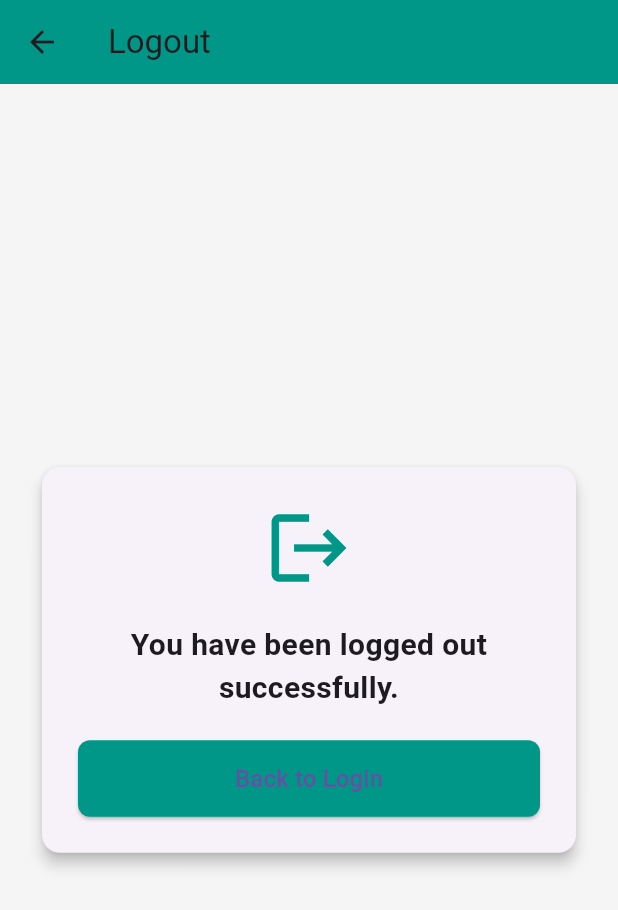
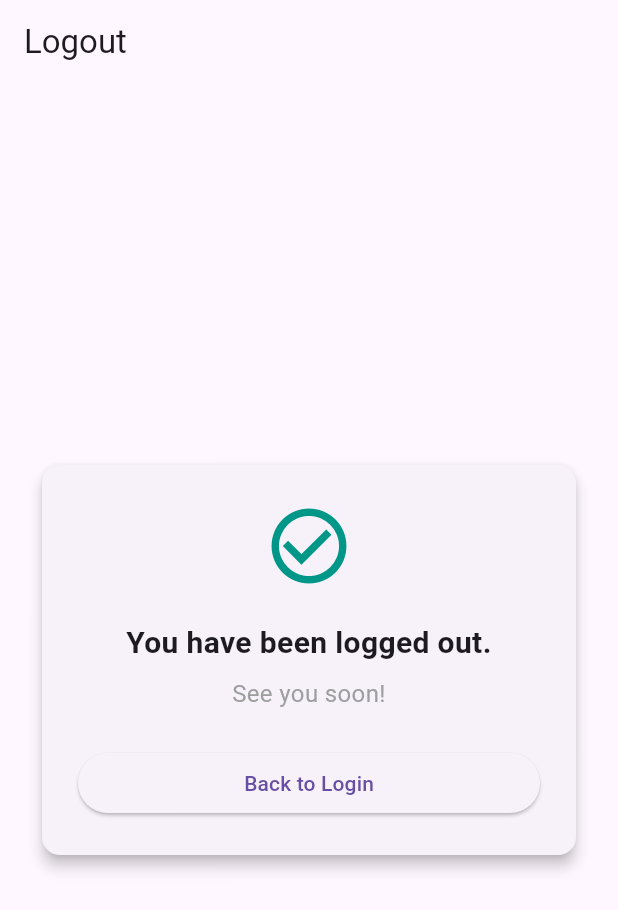
Before and after one commit to JohnnyTok/HabitTrackerApp, a Flutter app: the LogoutPage screen opened directly, on a phone screen of 412 x 824 dp. Shown: the top 910 px of the screen. Run offline on Flutter 3.47's test engine with Material 3 defaults, Android fonts, the phone set to English and light mode, and no system bars; our stand-ins replace percent_indicator.

Commit message:
Update LogoutPage.dart

```diff
--- a/lib/LogoutPage.dart
+++ b/lib/LogoutPage.dart
@@ -7,11 +7,9 @@ class LogoutPage extends StatelessWidget {
   @override
   Widget build(BuildContext context) {
     return Scaffold(
-      backgroundColor: Colors.grey[100], // Light background for a clean UI
       appBar: AppBar(
         title: const Text('Logout'),
-        backgroundColor: Colors.teal,
-        elevation: 0,
+        automaticallyImplyLeading: false, // No back button
       ),
       body: Center(
         child: Padding(
@@ -27,38 +25,34 @@ class LogoutPage extends StatelessWidget {
                 mainAxisSize: MainAxisSize.min,
                 children: [
                   const Icon(
-                    Icons.logout,
+                    Icons.check_circle_outline,
                     size: 60,
                     color: Colors.teal,
                   ),
                   const SizedBox(height: 20),
                   const Text(
-                    'You have been logged out successfully.',
+                    'You have been logged out.',
                     textAlign: TextAlign.center,
                     style: TextStyle(fontSize: 20, fontWeight: FontWeight.bold),
                   ),
-                  const SizedBox(height: 20),
+                   const SizedBox(height: 8),
+                  const Text(
+                    'See you soon!',
+                    textAlign: TextAlign.center,
+                    style: TextStyle(fontSize: 16, color: Colors.grey),
+                  ),
+                  const SizedBox(height: 24),
                   SizedBox(
                     width: double.infinity,
                     child: ElevatedButton(
-                      style: ElevatedButton.styleFrom(
-                        backgroundColor: Colors.teal,
-                        shape: RoundedRectangleBorder(
-                          borderRadius: BorderRadius.circular(8),
-                        ),
-                        padding: const EdgeInsets.symmetric(vertical: 14),
-                      ),
-                      child: const Text(
-                        'Back to Login',
-                        style: TextStyle(fontSize: 16),
-                      ),
                       onPressed: () {
                         Navigator.pushAndRemoveUntil(
                           context,
-                          MaterialPageRoute(builder: (context) => SignInPage()),
+                          MaterialPageRoute(builder: (context) => const SignInPage()),
                           (route) => false, // Prevents back navigation after logout
                         );
                       },
+                      child: const Text('Back to Login'),
                     ),
                   ),
                 ],
```
